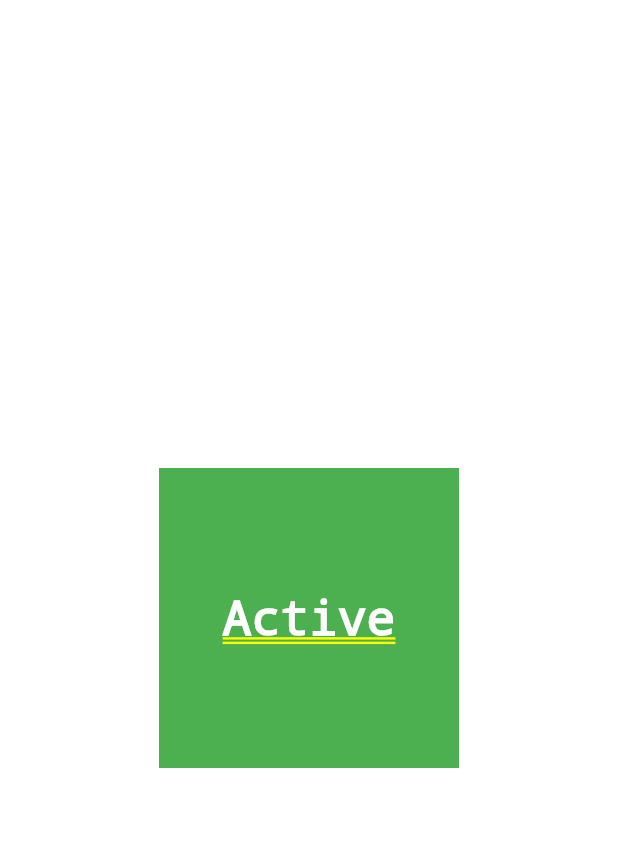
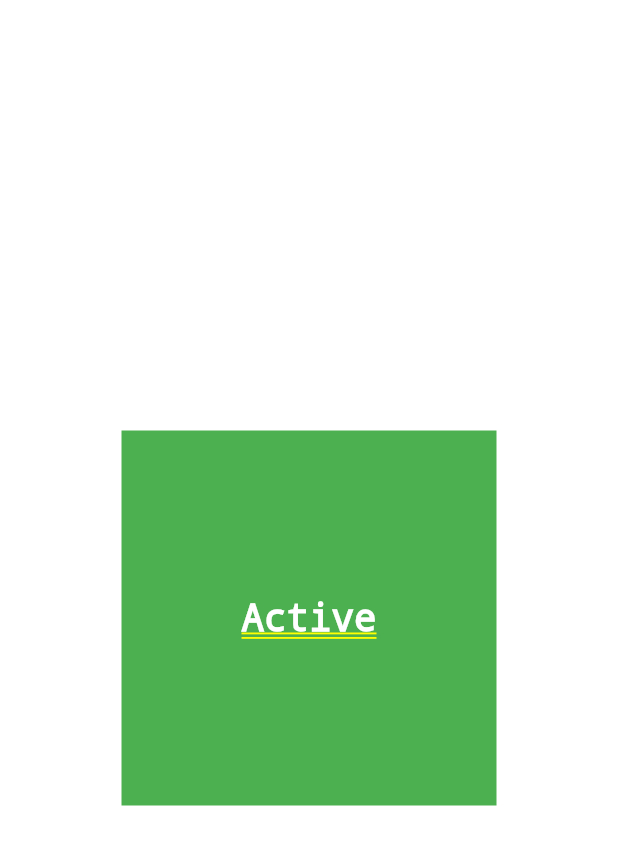
Before and after one commit to sanjibsinha/random_flutter_practice, a Flutter app: the screen it shows after launch, after a tap on "Inactive", on a phone screen of 412 x 824 dp. Shown: the top 845 px of the screen. Run offline on Flutter 3.47's test engine with Material 2 defaults, Android fonts, the phone set to English and light mode, and no system bars.

Commit message:
next commit

```diff
--- a/lib/app_firat_page.dart
+++ b/lib/app_firat_page.dart
@@ -1,5 +1,5 @@
 import 'package:flutter/material.dart';
-import 'package:random_flutter_practice/view/parent.dart';
+import 'package:random_flutter_practice/view/parent_widget.dart';
 
 class AppFirstPage extends StatelessWidget {
   @override
--- a/lib/view/parent.dart
+++ /dev/null
@@ -1,55 +0,0 @@
-import 'package:flutter/material.dart';
-
-class ParentWidget extends StatefulWidget {
-  @override
-  _ParentWidgetState createState() => _ParentWidgetState();
-}
-
-class _ParentWidgetState extends State<ParentWidget> {
-  bool _active = false;
-  void _handlingChangeStateInChild(bool newValue) {
-    setState(() {
-      _active = newValue;
-    });
-  }
-
-  @override
-  Widget build(BuildContext context) {
-    return Container(
-      child: ChildWidget(
-        active: _active,
-        changeState: _handlingChangeStateInChild,
-      ),
-    );
-  }
-}
-
-class ChildWidget extends StatelessWidget {
-  ChildWidget({Key key, this.active, @required this.changeState})
-      : super(key: key);
-  final bool active;
-  final ValueChanged<bool> changeState;
-  void _changingState() {
-    changeState(!active);
-  }
-
-  @override
-  Widget build(BuildContext context) {
-    return GestureDetector(
-      onTap: _changingState,
-      child: Container(
-        child: Center(
-          child: Text(
-            active ? 'Active' : 'Inactive',
-            style: TextStyle(fontSize: 32.0, color: Colors.white),
-          ),
-        ),
-        width: 200.0,
-        height: 200.0,
-        decoration: BoxDecoration(
-          color: active ? Colors.green : Colors.red,
-        ),
-      ),
-    );
-  }
-}
--- /dev/null
+++ b/lib/view/parent_widget.dart
@@ -0,0 +1,56 @@
+import 'package:flutter/material.dart';
+
+class ParentWidget extends StatefulWidget {
+  @override
+  _ParentWidgetState createState() => _ParentWidgetState();
+}
+
+class _ParentWidgetState extends State<ParentWidget> {
+  ///
+  ///
+  bool _inActive = true;
+
+  void _manageStateInChildWidget(bool callBack) {
+    setState(() {
+      _inActive = callBack;
+    });
+  }
+
+  @override
+  Widget build(BuildContext context) {
+    return ChildWidget(
+      inActive: _inActive,
+      manageState: _manageStateInChildWidget,
+    );
+  }
+}
+
+class ChildWidget extends StatelessWidget {
+  ChildWidget({Key key, this.inActive: true, this.manageState})
+      : super(key: key);
+
+  final bool inActive;
+  final ValueChanged<bool> manageState;
+
+  void changeState() {
+    manageState(!inActive);
+  }
+
+  @override
+  Widget build(BuildContext context) {
+    return GestureDetector(
+      onTap: changeState,
+      child: Container(
+        child: Center(
+          child: Text(
+            inActive ? 'Inactive' : 'Active',
+            style: TextStyle(fontSize: 25.0, color: Colors.white),
+          ),
+        ),
+        width: 250.0,
+        height: 250.0,
+        decoration: BoxDecoration(color: inActive ? Colors.red : Colors.green),
+      ),
+    );
+  }
+}
```
